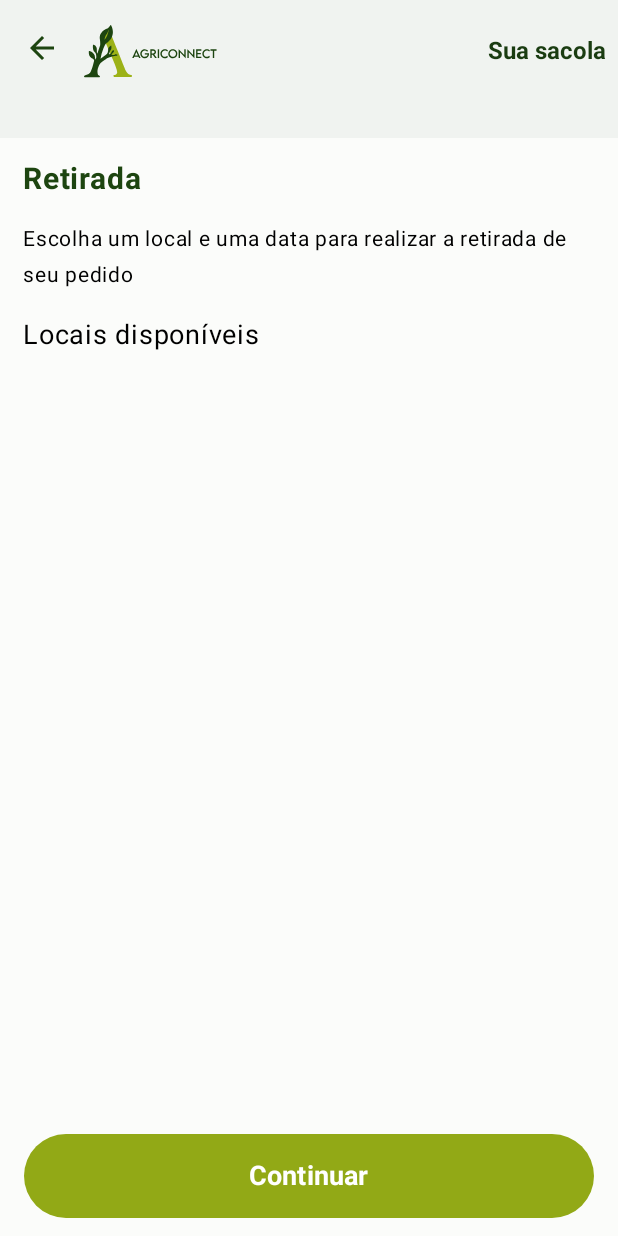
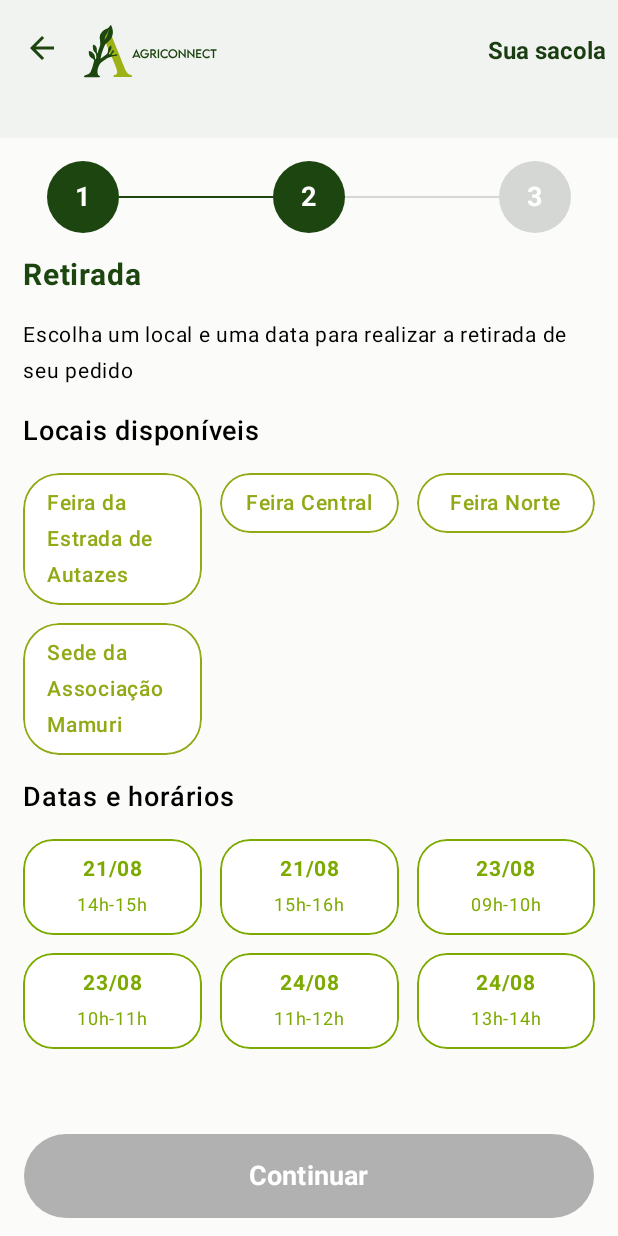
Before and after one commit to JoseGet/AppCareiro, an Android app built with Jetpack Compose: the PICKUP screen opened through its navigation route, on a phone screen of 412 x 824 dp. Run offline under Robolectric (Android 15) with nearby library versions, the phone set to English and light mode, and no system bars; Roboto replaces fonts that are not available here.

Commit message:
ble ble ble

```diff
--- a/app/src/main/java/com/example/careiroapp/checkout/ui/CheckoutView.kt
+++ b/app/src/main/java/com/example/careiroapp/checkout/ui/CheckoutView.kt
@@ -1,20 +1,19 @@
 package com.example.careiroapp.checkout.ui
 
-import android.util.Log
 import androidx.compose.foundation.layout.Arrangement
-import androidx.compose.foundation.layout.Box
 import androidx.compose.foundation.layout.Column
 import androidx.compose.foundation.layout.fillMaxWidth
 import androidx.compose.foundation.layout.height
 import androidx.compose.foundation.layout.padding
 import androidx.compose.foundation.text.KeyboardOptions
 import androidx.compose.material3.OutlinedTextField
+import androidx.compose.material3.OutlinedTextFieldDefaults
 import androidx.compose.material3.Scaffold
 import androidx.compose.material3.Text
 import androidx.compose.runtime.Composable
 import androidx.compose.runtime.getValue
+import androidx.compose.runtime.mutableStateOf
 import androidx.compose.runtime.remember
-import androidx.compose.runtime.mutableStateOf
 import androidx.compose.runtime.setValue
 import androidx.compose.ui.Modifier
 import androidx.compose.ui.graphics.Color
@@ -28,15 +27,13 @@ import androidx.navigation.NavController
 import com.example.careiroapp.R
 import com.example.careiroapp.bag.ui.components.TopBar
 import com.example.careiroapp.checkout.ui.components.BottomBarCheckout
+import com.example.careiroapp.checkout.ui.components.Stepper
 import com.example.careiroapp.navigation.NavigationItem
-import kotlin.math.log
 
 @Composable
 fun CheckoutView(
     navController: NavController
 ) {
-
-    val TAG = "CheckoutView"
 
     var email by remember { mutableStateOf("") }
     var name by remember { mutableStateOf("") }
@@ -47,9 +44,20 @@ fun CheckoutView(
                 name.trim().isNotEmpty() &&
                 phone.trim().isNotEmpty()
 
+    val textFieldColors = OutlinedTextFieldDefaults.colors(
+        focusedTextColor = Color.Black,
+        unfocusedTextColor = Color.Black,
+        focusedBorderColor = Color.Black,
+        unfocusedBorderColor = Color.Black,
+        cursorColor = Color.Black
+    )
+
     Scaffold(
         topBar = {
-            TopBar(Modifier.height(92.dp), { navController.popBackStack() })
+            TopBar(
+                Modifier.height(92.dp),
+                onBackClick = { navController.popBackStack() }
+            )
         },
         bottomBar = {
             BottomBarCheckout(
@@ -61,6 +69,7 @@ fun CheckoutView(
         },
         containerColor = colorResource(R.color.light_background)
     ) { innerPadding ->
+
         Column(
             modifier = Modifier
                 .padding(innerPadding)
@@ -68,49 +77,49 @@ fun CheckoutView(
             verticalArrangement = Arrangement.spacedBy(32.dp)
         ) {
 
+            Stepper(currentStep = 1)
+
             Text(
                 text = stringResource(R.string.identification),
                 fontWeight = FontWeight.Bold,
                 fontSize = 20.sp,
                 color = colorResource(R.color.dark_green)
             )
+
             OutlinedTextField(
                 value = email,
                 onValueChange = { email = it },
-                modifier = Modifier
-                    .fillMaxWidth()
-                    .padding(vertical = 6.dp),
+                modifier = Modifier.fillMaxWidth(),
                 placeholder = { Text(text = "Digite seu email") },
                 singleLine = true,
                 label = { Text(text = "Email") },
                 keyboardOptions = KeyboardOptions.Default.copy(
                     keyboardType = KeyboardType.Email
-                )
+                ),
+                colors = textFieldColors
             )
 
             OutlinedTextField(
                 value = name,
                 onValueChange = { name = it },
-                modifier = Modifier
-                    .fillMaxWidth()
-                    .padding(vertical = 6.dp),
+                modifier = Modifier.fillMaxWidth(),
                 placeholder = { Text(text = "Digite seu nome") },
                 singleLine = true,
-                label = { Text(text = "Nome completo") }
+                label = { Text(text = "Nome completo") },
+                colors = textFieldColors
             )
 
             OutlinedTextField(
                 value = phone,
                 onValueChange = { phone = it },
-                modifier = Modifier
-                    .fillMaxWidth()
-                    .padding(vertical = 6.dp),
+                modifier = Modifier.fillMaxWidth(),
                 placeholder = { Text(text = "(99) 99999-9999") },
                 singleLine = true,
                 label = { Text(text = "Telefone") },
                 keyboardOptions = KeyboardOptions.Default.copy(
                     keyboardType = KeyboardType.Phone
-                )
+                ),
+                colors = textFieldColors
             )
         }
     }
--- a/app/src/main/java/com/example/careiroapp/checkout/ui/PickupView.kt
+++ b/app/src/main/java/com/example/careiroapp/checkout/ui/PickupView.kt
@@ -1,12 +1,14 @@
 package com.example.careiroapp.checkout.ui
 
+import android.util.Log
 import androidx.compose.foundation.layout.Arrangement
 import androidx.compose.foundation.layout.Column
 import androidx.compose.foundation.layout.height
 import androidx.compose.foundation.layout.padding
+import androidx.compose.foundation.layout.fillMaxWidth
 import androidx.compose.material3.Scaffold
 import androidx.compose.material3.Text
-import androidx.compose.runtime.Composable
+import androidx.compose.runtime.*
 import androidx.compose.ui.Modifier
 import androidx.compose.ui.graphics.Color
 import androidx.compose.ui.res.colorResource
@@ -18,23 +20,47 @@ import androidx.navigation.NavController
 import com.example.careiroapp.R
 import com.example.careiroapp.bag.ui.components.TopBar
 import com.example.careiroapp.checkout.ui.components.BottomBarCheckout
-import com.example.careiroapp.navigation.NavigationItem
+import com.example.careiroapp.checkout.ui.components.Stepper
+import com.example.careiroapp.checkout.ui.components.*
+import com.example.careiroapp.models.DateTimeOptionModel
+import com.example.careiroapp.models.LocationOptionModel
 
 @Composable
 fun PickupView(navController: NavController) {
 
+    var selectedLocationId by remember { mutableStateOf<String?>(null) }
+    var selectedDateTimeId by remember { mutableStateOf<String?>(null) }
 
-    var isValid = true
+    val isValid = selectedLocationId != null && selectedDateTimeId != null
+
+    val locations = listOf(
+        LocationOptionModel("1", "Feira da Estrada de Autazes"),
+        LocationOptionModel("2", "Feira Central"),
+        LocationOptionModel("3", "Feira Norte"),
+        LocationOptionModel("4", "Sede da Associação Mamuri")
+    )
+
+    val dateTimes = listOf(
+        DateTimeOptionModel("1", "21/08", "14h-15h"),
+        DateTimeOptionModel("2", "21/08", "15h-16h"),
+        DateTimeOptionModel("3", "23/08", "09h-10h"),
+        DateTimeOptionModel("4", "23/08", "10h-11h"),
+        DateTimeOptionModel("5", "24/08", "11h-12h"),
+        DateTimeOptionModel("6", "24/08", "13h-14h")
+    )
 
     Scaffold(
         topBar = {
-            TopBar(Modifier.height(92.dp), { navController.popBackStack() })
+            TopBar(
+                Modifier.height(92.dp),
+                onBackClick = { navController.popBackStack() }
+            )
         },
         bottomBar = {
             BottomBarCheckout(
                 enabled = isValid,
                 onClick = {
-                    navController.navigate(NavigationItem.Pickup.route)
+                    Log.d("PickupView", "go to confirm payment screen")
                 }
             )
         },
@@ -46,23 +72,46 @@ fun PickupView(navController: NavController) {
                 .padding(horizontal = 15.dp, vertical = 15.dp),
             verticalArrangement = Arrangement.spacedBy(16.dp)
         ) {
+            Stepper(2)
+
             Text(
                 text = stringResource(R.string.pickup),
                 fontWeight = FontWeight.Bold,
                 fontSize = 20.sp,
                 color = colorResource(R.color.dark_green)
             )
+
             Text(
                 text = stringResource(R.string.pickup_explanation),
                 fontSize = 14.sp,
                 color = Color.Black
             )
+
             Text(
                 text = stringResource(R.string.pickup_places),
                 fontSize = 18.sp,
+                fontWeight = FontWeight.Medium,
                 color = Color.Black
             )
+
+            LocationSelector(
+                locations = locations,
+                selectedId = selectedLocationId,
+                onSelect = { selectedLocationId = it.id }
+            )
+
+            Text(
+                text = stringResource(R.string.pickup_dates),
+                fontSize = 18.sp,
+                fontWeight = FontWeight.Medium,
+                color = Color.Black
+            )
+
+            DateTimeSelector(
+                options = dateTimes,
+                selectedId = selectedDateTimeId,
+                onSelect = { selectedDateTimeId = it.id }
+            )
         }
-
     }
 }
--- /dev/null
+++ b/app/src/main/java/com/example/careiroapp/checkout/ui/components/DateTimeChip.kt
@@ -0,0 +1,51 @@
+package com.example.careiroapp.checkout.ui.components
+
+import androidx.compose.foundation.background
+import androidx.compose.foundation.border
+import androidx.compose.foundation.clickable
+import androidx.compose.foundation.layout.Column
+import androidx.compose.foundation.layout.padding
+import androidx.compose.foundation.layout.width
+import androidx.compose.foundation.shape.RoundedCornerShape
+import androidx.compose.material3.Text
+import androidx.compose.runtime.Composable
+import androidx.compose.ui.Alignment
+import androidx.compose.ui.Modifier
+import androidx.compose.ui.draw.clip
+import androidx.compose.ui.graphics.Color
+import androidx.compose.ui.text.font.FontWeight
+import androidx.compose.ui.unit.dp
+import androidx.compose.ui.unit.sp
+
+@Composable
+fun DateTimeChip(
+    date: String,
+    time: String,
+    selected: Boolean,
+    onClick: () -> Unit
+) {
+    val green = Color(0xFF7DAA00)
+
+    Column(
+        modifier = Modifier
+            .width(96.dp)
+            .clip(RoundedCornerShape(20.dp))
+            .background(if (selected) green else Color.White)
+            .border(1.dp, green, RoundedCornerShape(20.dp))
+            .clickable { onClick() }
+            .padding(vertical = 8.dp),
+        horizontalAlignment = Alignment.CenterHorizontally
+    ) {
+        Text(
+            text = date,
+            color = if (selected) Color.White else green,
+            fontWeight = FontWeight.Bold,
+            fontSize = 14.sp
+        )
+        Text(
+            text = time,
+            color = if (selected) Color.White else green,
+            fontSize = 12.sp
+        )
+    }
+}
--- /dev/null
+++ b/app/src/main/java/com/example/careiroapp/checkout/ui/components/DateTimeSelector.kt
@@ -0,0 +1,32 @@
+package com.example.careiroapp.checkout.ui.components
+
+import androidx.compose.foundation.layout.Arrangement
+import androidx.compose.foundation.lazy.grid.GridCells
+import androidx.compose.foundation.lazy.grid.LazyVerticalGrid
+import androidx.compose.foundation.lazy.grid.items
+import androidx.compose.runtime.Composable
+import androidx.compose.ui.unit.dp
+import com.example.careiroapp.models.DateTimeOptionModel
+
+@Composable
+fun DateTimeSelector(
+    options: List<DateTimeOptionModel>,
+    selectedId: String?,
+    onSelect: (DateTimeOptionModel) -> Unit
+) {
+    LazyVerticalGrid(
+        columns = GridCells.Adaptive(minSize = 96.dp),
+        horizontalArrangement = Arrangement.spacedBy(12.dp),
+        verticalArrangement = Arrangement.spacedBy(12.dp)
+
+    ) {
+        items(options) { option ->
+            DateTimeChip(
+                date = option.date,
+                time = option.time,
+                selected = option.id == selectedId,
+                onClick = { onSelect(option) }
+            )
+        }
+    }
+}
--- /dev/null
+++ b/app/src/main/java/com/example/careiroapp/checkout/ui/components/LocationSelector.kt
@@ -0,0 +1,31 @@
+package com.example.careiroapp.checkout.ui.components
+
+import androidx.compose.foundation.layout.Arrangement
+import androidx.compose.foundation.lazy.grid.items
+import androidx.compose.foundation.lazy.grid.GridCells
+import androidx.compose.foundation.lazy.grid.LazyVerticalGrid
+import androidx.compose.runtime.Composable
+import androidx.compose.ui.unit.dp
+import com.example.careiroapp.models.LocationOptionModel
+
+
+@Composable
+fun LocationSelector(
+    locations: List<LocationOptionModel>,
+    selectedId: String?,
+    onSelect: (LocationOptionModel) -> Unit
+) {
+    LazyVerticalGrid(
+        columns = GridCells.Adaptive(minSize = 96.dp),
+        horizontalArrangement = Arrangement.spacedBy(12.dp),
+        verticalArrangement = Arrangement.spacedBy(12.dp),
+    ) {
+        items(locations) { location ->
+            SelectableChip(
+                text = location.label,
+                selected = location.id == selectedId,
+                onClick = { onSelect(location) }
+            )
+        }
+    }
+}
--- /dev/null
+++ b/app/src/main/java/com/example/careiroapp/checkout/ui/components/SelectableChip.kt
@@ -0,0 +1,50 @@
+package com.example.careiroapp.checkout.ui.components
+
+import androidx.compose.foundation.background
+import androidx.compose.foundation.border
+import androidx.compose.foundation.clickable
+import androidx.compose.foundation.layout.Box
+import androidx.compose.foundation.layout.padding
+import androidx.compose.foundation.shape.RoundedCornerShape
+import androidx.compose.material3.Text
+import androidx.compose.runtime.Composable
+import androidx.compose.ui.Alignment
+import androidx.compose.ui.Modifier
+import androidx.compose.ui.draw.clip
+import androidx.compose.ui.graphics.Color
+import androidx.compose.ui.res.colorResource
+import androidx.compose.ui.text.font.FontWeight
+import androidx.compose.ui.unit.dp
+import androidx.compose.ui.unit.sp
+import com.example.careiroapp.R
+
+@Composable
+fun SelectableChip(
+    text: String,
+    selected: Boolean,
+    onClick: () -> Unit,
+    modifier: Modifier = Modifier
+) {
+    val buttonColorBorder = colorResource(R.color.checkout_button_enable)
+
+    Box(
+        modifier = modifier
+            .clip(RoundedCornerShape(24.dp))
+            .background(if (selected) buttonColorBorder else Color.White)
+            .border(
+                width = 1.dp,
+                color = buttonColorBorder,
+                shape = RoundedCornerShape(24.dp)
+            )
+            .clickable { onClick() }
+            .padding(horizontal = 16.dp, vertical = 8.dp),
+        contentAlignment = Alignment.Center
+    ) {
+        Text(
+            text = text,
+            color = if (selected) Color.White else buttonColorBorder,
+            fontSize = 14.sp,
+            fontWeight = FontWeight.Medium
+        )
+    }
+}
--- /dev/null
+++ b/app/src/main/java/com/example/careiroapp/checkout/ui/components/StepCircle.kt
@@ -0,0 +1,41 @@
+package com.example.careiroapp.checkout.ui.components
+
+import androidx.compose.ui.graphics.Color
+import androidx.compose.foundation.background
+import androidx.compose.foundation.layout.Box
+import androidx.compose.foundation.layout.size
+import androidx.compose.foundation.shape.CircleShape
+import androidx.compose.material3.Text
+import androidx.compose.runtime.Composable
+import androidx.compose.ui.Alignment
+import androidx.compose.ui.Modifier
+import androidx.compose.ui.text.font.FontWeight
+import androidx.compose.ui.unit.Dp
+import androidx.compose.ui.unit.dp
+import androidx.compose.ui.unit.sp
+
+@Composable
+fun StepCircle(
+    number: Int,
+    isActive: Boolean,
+    activeColor: Color,
+    inactiveColor: Color,
+    size: Dp = 48.dp
+) {
+    Box(
+        modifier = Modifier
+            .size(size)
+            .background(
+                color = if (isActive) activeColor else inactiveColor,
+                shape = CircleShape
+            ),
+        contentAlignment = Alignment.Center
+    ) {
+        Text(
+            text = number.toString(),
+            color = Color.White,
+            fontSize = 18.sp,
+            fontWeight = FontWeight.Bold
+        )
+    }
+}
--- /dev/null
+++ b/app/src/main/java/com/example/careiroapp/checkout/ui/components/StepLine.kt
@@ -0,0 +1,28 @@
+package com.example.careiroapp.checkout.ui.components
+
+import androidx.compose.ui.graphics.Color
+import androidx.compose.foundation.background
+import androidx.compose.foundation.layout.Box
+import androidx.compose.foundation.layout.height
+import androidx.compose.runtime.Composable
+import androidx.compose.ui.Modifier
+import androidx.compose.ui.unit.Dp
+import androidx.compose.ui.unit.dp
+
+
+@Composable
+fun StepLine(
+    isActive: Boolean,
+    activeColor: Color,
+    inactiveColor: Color,
+    modifier: Modifier = Modifier,
+    height: Dp = 1.5.dp
+) {
+    Box(
+        modifier = modifier
+            .height(height)
+            .background(
+                color = if (isActive) activeColor else inactiveColor
+            )
+    )
+}
--- /dev/null
+++ b/app/src/main/java/com/example/careiroapp/checkout/ui/components/Stepper.kt
@@ -0,0 +1,63 @@
+package com.example.careiroapp.checkout.ui.components
+
+import androidx.compose.foundation.layout.Row
+import androidx.compose.foundation.layout.fillMaxWidth
+import androidx.compose.foundation.layout.padding
+import androidx.compose.runtime.Composable
+import androidx.compose.ui.Alignment
+import androidx.compose.ui.Modifier
+import androidx.compose.ui.graphics.Color
+import androidx.compose.ui.res.colorResource
+import androidx.compose.ui.unit.dp
+import com.example.careiroapp.R
+
+@Composable
+fun Stepper(
+    currentStep: Int,
+    modifier: Modifier = Modifier,
+    activeColor: Color = colorResource(id = R.color.dark_green),
+    inactiveColor: Color = colorResource(id = R.color.inactive_color)
+) {
+    Row(
+        modifier = modifier
+            .fillMaxWidth()
+            .padding(horizontal = 16.dp),
+        verticalAlignment = Alignment.CenterVertically
+    ) {
+
+        StepCircle(
+            number = 1,
+            isActive = currentStep >= 1,
+            activeColor = activeColor,
+            inactiveColor = inactiveColor
+        )
+
+        StepLine(
+            isActive = currentStep >= 2,
+            activeColor = activeColor,
+            inactiveColor = inactiveColor,
+            modifier = Modifier.weight(1f)
+        )
+
+        StepCircle(
+            number = 2,
+            isActive = currentStep >= 2,
+            activeColor = activeColor,
+            inactiveColor = inactiveColor
+        )
+
+        StepLine(
+            isActive = currentStep >= 3,
+            activeColor = activeColor,
+            inactiveColor = inactiveColor,
+            modifier = Modifier.weight(1f)
+        )
+
+        StepCircle(
+            number = 3,
+            isActive = currentStep >= 3,
+            activeColor = activeColor,
+            inactiveColor = inactiveColor
+        )
+    }
+}
--- /dev/null
+++ b/app/src/main/java/com/example/careiroapp/models/DateTimeOptionModel.kt
@@ -0,0 +1,7 @@
+package com.example.careiroapp.models
+
+data class DateTimeOptionModel(
+    val id: String,
+    val date: String,
+    val time: String
+)
--- /dev/null
+++ b/app/src/main/java/com/example/careiroapp/models/LocationOptionModel.kt
@@ -0,0 +1,6 @@
+package com.example.careiroapp.models
+
+data class LocationOptionModel (
+    val id: String,
+    val label: String
+)
--- a/app/src/main/res/values/colors.xml
+++ b/app/src/main/res/values/colors.xml
@@ -13,6 +13,7 @@
     <color name="dark_gray">#363538</color>
     <color name="light_gray">#F0F3f0</color>
     <color name="search_bar_border_color">#D5D7D4</color>
+    <color name="inactive_color">#D5D7D4</color>
     <color name="gray">#B1B1B1</color>
     <color name="background_categorias_card">#1C5A16C4</color>
     <color name="checkout_button_enable">#92A916</color>
--- a/app/src/main/res/values/strings.xml
+++ b/app/src/main/res/values/strings.xml
@@ -55,5 +55,6 @@
     <string name="pickup">Retirada</string>
     <string name="pickup_explanation">Escolha um local e uma data para realizar a retirada de seu pedido</string>
     <string name="pickup_places">Locais disponíveis</string>
+    <string name="pickup_dates">Datas e horários</string>
 
 </resources>
```
